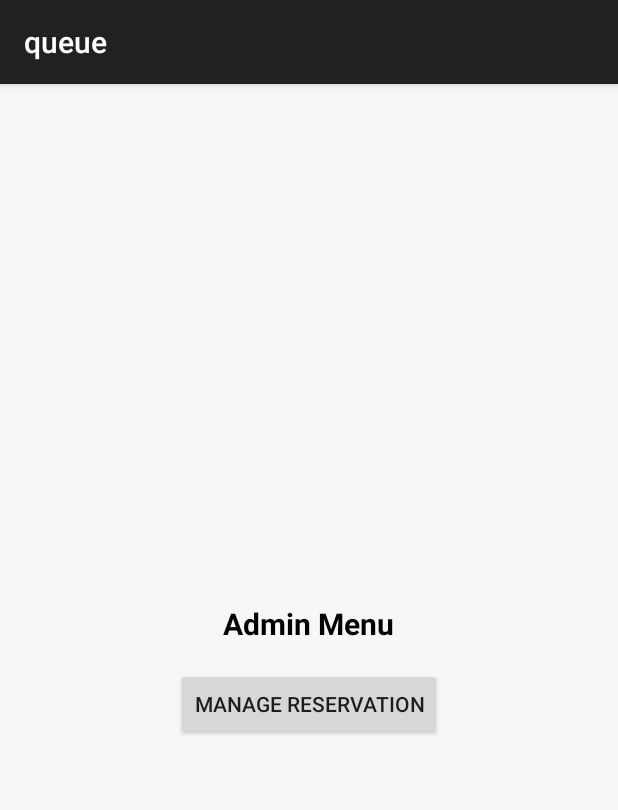
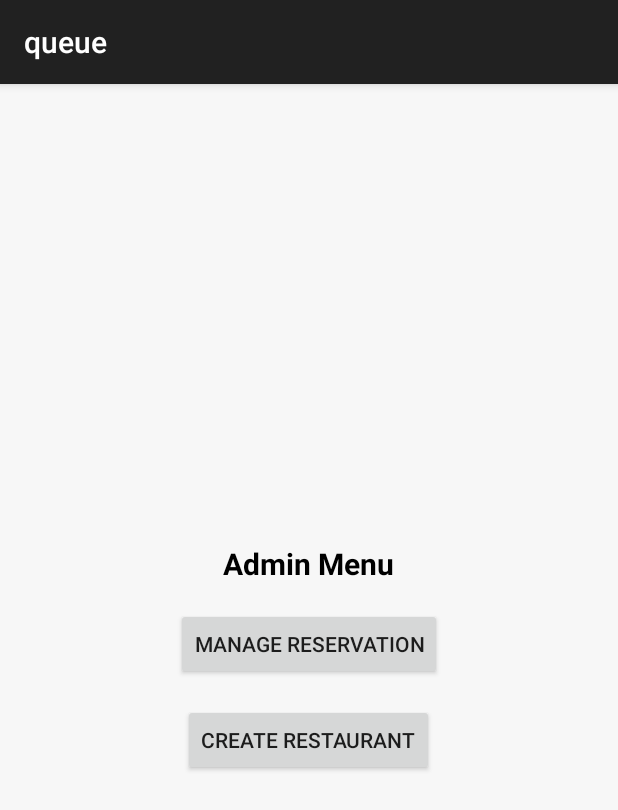
Before and after one commit to uta-sxk0000/Restaurant, an Android app built with Jetpack Compose: the AdminMenuActivity screen opened directly, with no data from a screen before it, on a phone screen of 412 x 824 dp. Shown: the top 810 px of the screen. Run offline under Robolectric (Android 15) with nearby library versions, the phone set to English and light mode, and no system bars.

Commit message:
Implemented restaurant registration

```diff
--- a/app/src/main/java/com/example/queue/AdminMenuActivity.kt
+++ b/app/src/main/java/com/example/queue/AdminMenuActivity.kt
@@ -1,11 +1,22 @@
 package com.example.queue
 
+import android.content.Intent
 import android.os.Bundle
+import android.widget.Button
 import androidx.appcompat.app.AppCompatActivity
 
 class AdminMenuActivity : AppCompatActivity() {
     override fun onCreate(savedInstanceState: Bundle?) {
         super.onCreate(savedInstanceState)
         setContentView(R.layout.activity_admin_menu)
+
+        // Find the button in the XML
+        val createRestaurantButton = findViewById<Button>(R.id.btnCreateRestaurant)
+
+        // Set a click listener to start the CreateRestaurantActivity
+        createRestaurantButton.setOnClickListener {
+            val intent = Intent(this, CreateRestaurantActivity::class.java)
+            startActivity(intent)
+        }
     }
 }
--- a/app/src/main/res/layout/activity_admin_menu.xml
+++ b/app/src/main/res/layout/activity_admin_menu.xml
@@ -22,4 +22,12 @@
         android:layout_height="wrap_content"
         android:text="Manage Reservation" />
 
+    <Button
+        android:id="@+id/btnCreateRestaurant"
+        android:layout_width="wrap_content"
+        android:layout_height="wrap_content"
+        android:text="Create Restaurant"
+        android:layout_margin="16dp"/>
+
+
 </LinearLayout>
```
Also changed, not shown: app/src/main/java/com/example/queue/CreateRestaurantActivity.kt (added, +53 -0 lines), app/src/main/res/layout/activity_create_restaurant.xml (added, +28 -0 lines).
